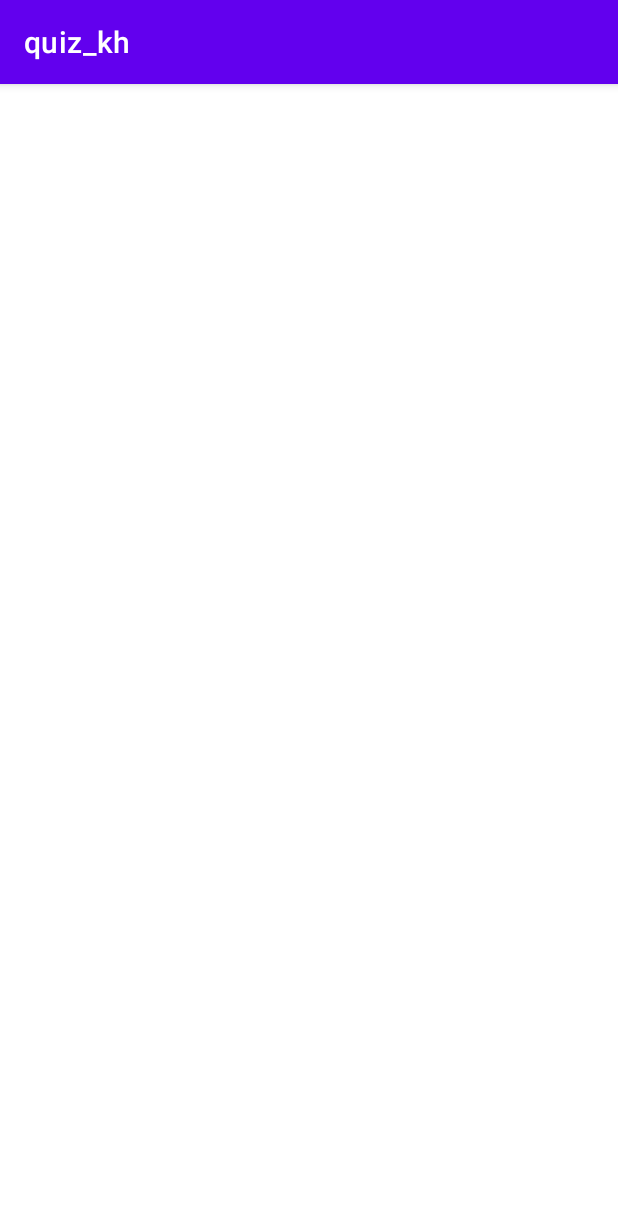
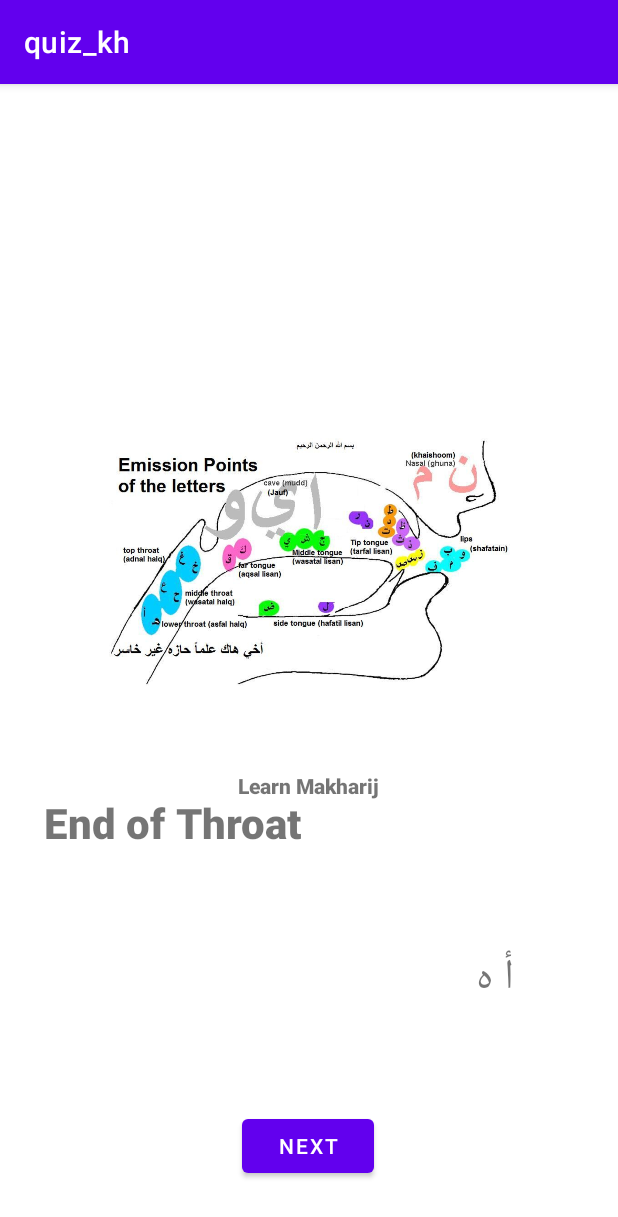
Before and after one commit to Khazaina/quiz_kh, an Android app: the learning screen opened directly, with no data from a screen before it, on a phone screen of 412 x 824 dp. Shown: the top 1217 px of the screen. Run offline under Robolectric (Android 15) with nearby library versions, the phone set to English and light mode, and no system bars.

Commit message:
Practice Module done

```diff
--- a/app/src/main/java/com/example/quiz_kh/learning.java
+++ b/app/src/main/java/com/example/quiz_kh/learning.java
@@ -2,13 +2,51 @@ package com.example.quiz_kh;
 
 import androidx.appcompat.app.AppCompatActivity;
 
+import android.content.Intent;
 import android.os.Bundle;
+import android.view.View;
+import android.widget.Button;
+import android.widget.TextView;
 
 public class learning extends AppCompatActivity {
 
+    String[] quest={"أ ہ","ع ح","غ خ","ق","ک" ,"ض" ,"ل" ,"ن" ,"ر" ,"ت د ط","ر", "ت د ط", "ظ ذ ث","م ن" ,"ف"};
+    String[] ans={"End of Throat","Middle of Throat","Start of the Throat","Base of Tongue which is near Uvula touching the mouth roof","Portion of Tongue near its base touching the root of mouth", "One side of the tongue touching the molar teeth","Rounded tip of the tongue touching the base of the frontal 8 teeth","Rounded tip of the tongue touching the base of the frontal 6 teeth","Rounded tip of the tongue and some portion near it touching the base of the frontal 4 teeth" ,"Tip of the tongue touching the base of the front 2 teeth","Rounded tip of the tongue and some portion near it touching the base of the frontal 4 teeth", "Tip of the tongue touching the base of the front 2 teeth","Tip of the tongue touching the tip of the frontal 2 teeth","While pronouncing the ending sound of م or ن , bring the vibration to the nose" ,"Tip of the two upper jaw teeth touches the inner part of the lower lip"};
+    TextView t1,t2;
+    Button next;
+
+    int score=0 , i=0 ;
     @Override
     protected void onCreate(Bundle savedInstanceState) {
         super.onCreate(savedInstanceState);
         setContentView(R.layout.activity_learning);
+        generate_Ans();
+
+        next=findViewById(R.id.next);
+
+        next.setOnClickListener(new View.OnClickListener() {
+            public void onClick(View v) {
+                if(i<14){
+                    i++;
+                }else if (i==14)
+                {
+                    Intent intent = new Intent(learning.this, MainActivity.class);
+                    startActivity(intent);
+                }
+                generate_Ans();
+
+            }
+        });
+    }
+
+
+    public void generate_Ans()
+    {
+        if(i<15) {
+            t1 = findViewById(R.id.ans);
+            t2=findViewById((R.id.question));
+            t1.setText(quest[i]);
+            t2.setText(ans[i]);
+        }
     }
 }
--- a/app/src/main/res/layout/activity_learning.xml
+++ b/app/src/main/res/layout/activity_learning.xml
@@ -6,4 +6,66 @@
     android:layout_height="match_parent"
     tools:context=".learning">
 
+    <TextView
+        android:id="@+id/question"
+        android:layout_width="176dp"
+        android:layout_height="65dp"
+        android:layout_marginBottom="32dp"
+        android:fontFamily="sans-serif-black"
+        android:scaleX="2"
+        android:scaleY="2"
+        android:text="TextView"
+        android:typeface="normal"
+        app:layout_constraintBottom_toTopOf="@+id/ans"
+        app:layout_constraintEnd_toEndOf="@+id/textView4"
+        app:layout_constraintHorizontal_bias="0.512"
+        app:layout_constraintStart_toStartOf="@+id/textView4" />
+
+    <TextView
+        android:id="@+id/textView4"
+        android:layout_width="wrap_content"
+        android:layout_height="wrap_content"
+        android:layout_marginBottom="28dp"
+        android:fontFamily="sans-serif-black"
+        android:text="Learn Makharij"
+        app:layout_constraintBottom_toTopOf="@+id/question"
+        app:layout_constraintEnd_toEndOf="@+id/imageView2"
+        app:layout_constraintHorizontal_bias="0.497"
+        app:layout_constraintStart_toStartOf="@+id/imageView2" />
+
+    <Button
+        android:id="@+id/next"
+        android:layout_width="wrap_content"
+        android:layout_height="wrap_content"
+        android:layout_marginBottom="36dp"
+        android:text="NEXT"
+        app:layout_constraintBottom_toBottomOf="parent"
+        app:layout_constraintEnd_toEndOf="@+id/ans"
+        app:layout_constraintHorizontal_bias="0.495"
+        app:layout_constraintStart_toStartOf="@+id/ans" />
+
+    <TextView
+        android:id="@+id/ans"
+        android:layout_width="137dp"
+        android:layout_height="61dp"
+        android:layout_marginBottom="20dp"
+        android:scaleX="2"
+        android:scaleY="2"
+        android:text="TextView"
+        app:layout_constraintBottom_toTopOf="@+id/next"
+        app:layout_constraintEnd_toEndOf="@+id/question"
+        app:layout_constraintHorizontal_bias="0.503"
+        app:layout_constraintStart_toStartOf="@+id/question" />
+
+    <ImageView
+        android:id="@+id/imageView2"
+        android:layout_width="267dp"
+        android:layout_height="212dp"
+        app:layout_constraintBottom_toTopOf="@+id/textView4"
+        app:layout_constraintEnd_toEndOf="parent"
+        app:layout_constraintStart_toStartOf="parent"
+        app:layout_constraintTop_toTopOf="parent"
+        app:layout_constraintVertical_bias="0.865"
+        app:srcCompat="@drawable/makharij" />
+
 </androidx.constraintlayout.widget.ConstraintLayout>
--- a/app/src/main/res/layout/activity_test.xml
+++ b/app/src/main/res/layout/activity_test.xml
@@ -12,7 +12,7 @@
         android:layout_height="76dp"
         android:layout_marginBottom="16dp"
         android:fontFamily="serif"
-        android:scaleX="1.5"
+        android:scaleX="2.5"
         android:scaleY="2.5"
         android:text="TextView"
         android:typeface="normal"
@@ -25,23 +25,24 @@
         android:layout_width="wrap_content"
         android:layout_height="wrap_content"
         android:fontFamily="serif"
+        android:scaleX="1.5"
+        android:scaleY="1.5"
         android:text="Quiz Questions"
         app:layout_constraintBottom_toTopOf="@+id/TV3"
         app:layout_constraintEnd_toEndOf="parent"
         app:layout_constraintStart_toStartOf="parent"
         app:layout_constraintTop_toTopOf="parent"
-        app:layout_constraintVertical_bias="0.603" />
+        app:layout_constraintVertical_bias="0.761" />
 
     <TextView
         android:id="@+id/TV3"
         android:layout_width="wrap_content"
         android:layout_height="wrap_content"
-        android:layout_marginBottom="120dp"
+        android:layout_marginBottom="80dp"
         android:text="give right answer for Emission points"
         android:typeface="normal"
         app:layout_constraintBottom_toTopOf="@+id/quest"
         app:layout_constraintEnd_toEndOf="@+id/TV2"
-        app:layout_constraintHorizontal_bias="0.502"
         app:layout_constraintStart_toStartOf="@+id/TV2" />
 
     <Button
```
Also changed, not shown: app/src/main/res/drawable/makharij.jpg (added).
